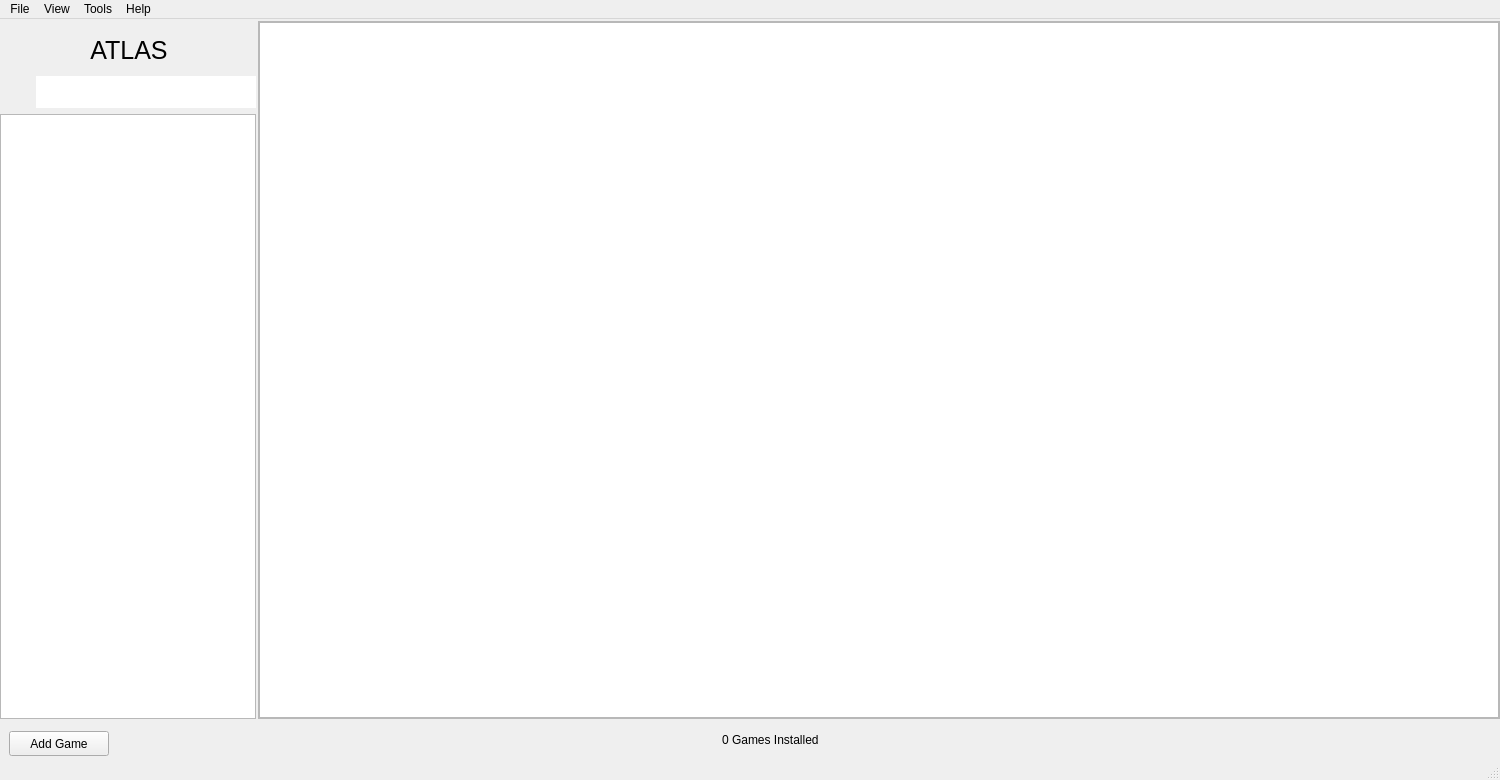
First picture: the form in src/ui/mainwindow.ui, repository KJNeko/Atlas, before the edit.
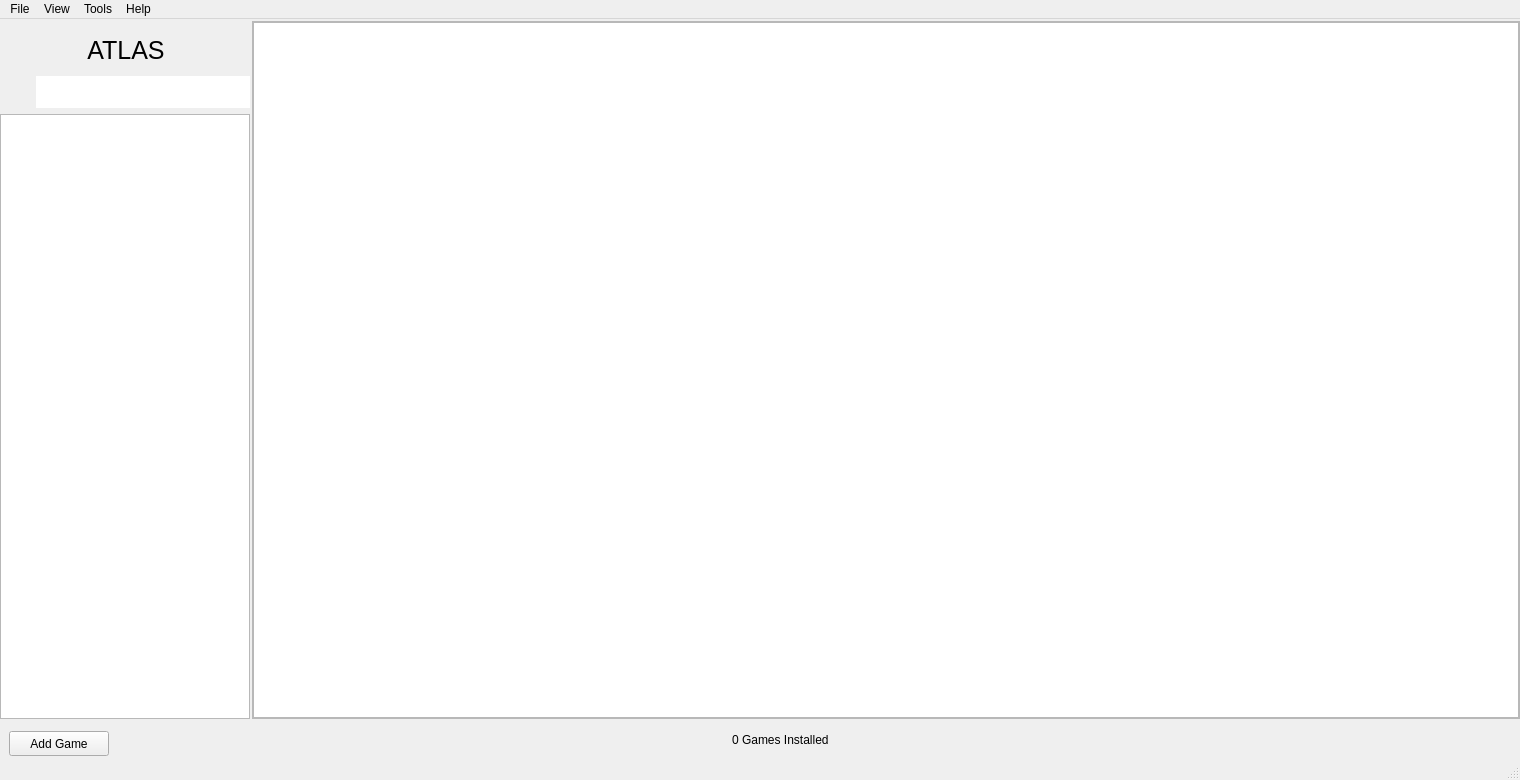
Second picture: the form after the edit. Icons and pictures are not drawn. Custom widgets are drawn as their Qt base class.

What changed in the file:
```diff
--- a/src/ui/mainwindow.ui
+++ b/src/ui/mainwindow.ui
@@ -9,10 +9,16 @@
    <rect>
     <x>0</x>
     <y>0</y>
-    <width>1500</width>
+    <width>1520</width>
     <height>780</height>
    </rect>
   </property>
+  <property name="sizePolicy">
+   <sizepolicy hsizetype="MinimumExpanding" vsizetype="MinimumExpanding">
+    <horstretch>0</horstretch>
+    <verstretch>0</verstretch>
+   </sizepolicy>
+  </property>
   <property name="windowTitle">
    <string>ATLAS</string>
   </property>
@@ -210,6 +216,12 @@
            </property>
            <item row="0" column="0">
             <widget class="RecordView" name="recordView">
+             <property name="minimumSize">
+              <size>
+               <width>1210</width>
+               <height>0</height>
+              </size>
+             </property>
              <property name="verticalScrollMode">
               <enum>QAbstractItemView::ScrollPerPixel</enum>
              </property>
@@ -226,7 +238,7 @@
               <enum>QListView::Adjust</enum>
              </property>
              <property name="spacing">
-              <number>5</number>
+              <number>0</number>
              </property>
              <property name="uniformItemSizes">
               <bool>true</bool>
@@ -264,6 +276,12 @@
         <height>0</height>
        </size>
       </property>
+      <property name="maximumSize">
+       <size>
+        <width>250</width>
+        <height>16777215</height>
+       </size>
+      </property>
       <property name="frameShape">
        <enum>QFrame::NoFrame</enum>
       </property>
@@ -405,8 +423,8 @@
     <rect>
      <x>0</x>
      <y>0</y>
-     <width>1280</width>
-     <height>22</height>
+     <width>1520</width>
+     <height>21</height>
     </rect>
    </property>
    <property name="autoFillBackground">
```
